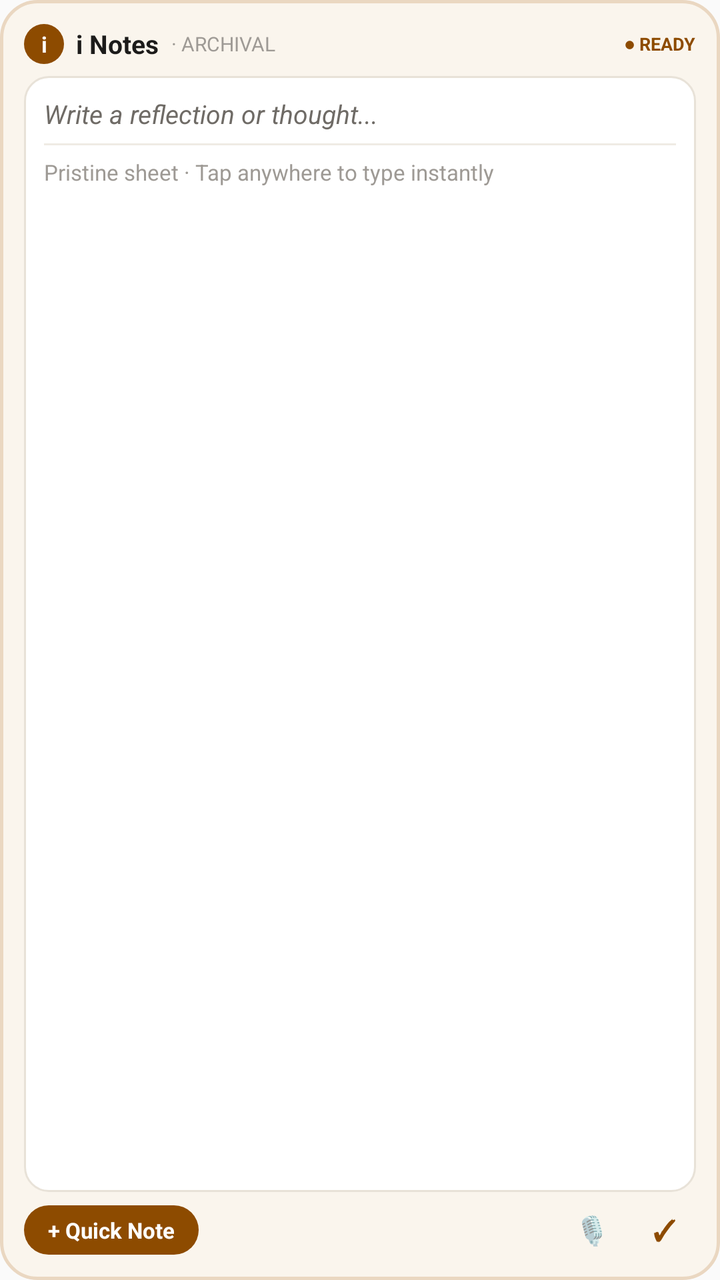
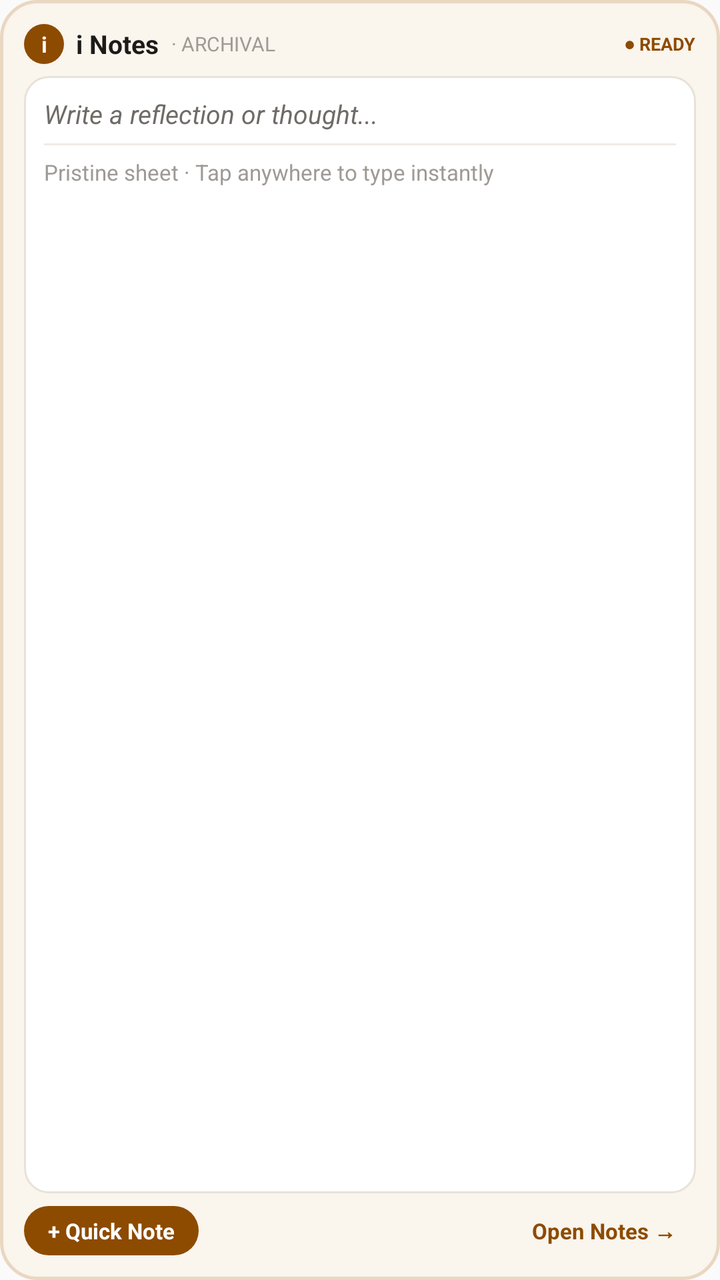

Before-and-after screenshots of an Android layout around one commit, followed by the original layout XML and the change that was made.
<!-- AndroidManifest.xml: application theme AppTheme -->
<!-- res/layout/inotes_widget_stationery.xml -->
<?xml version="1.0" encoding="utf-8"?>
<LinearLayout xmlns:android="http://schemas.android.com/apk/res/android"
    android:id="@+id/widget_root"
    android:layout_width="match_parent"
    android:layout_height="match_parent"
    android:orientation="vertical"
    android:background="@drawable/bg_widget_stationery"
    android:padding="12dp">

    
    <LinearLayout
        android:layout_width="match_parent"
        android:layout_height="wrap_content"
        android:orientation="horizontal"
        android:gravity="center_vertical"
        android:layout_marginBottom="6dp">

        
        <TextView
            android:layout_width="20dp"
            android:layout_height="20dp"
            android:background="@drawable/btn_save_ochre"
            android:text="i"
            android:textColor="#FFFFFF"
            android:textStyle="bold"
            android:gravity="center"
            android:textSize="11sp"
            android:layout_marginEnd="6dp" />

        <TextView
            android:layout_width="wrap_content"
            android:layout_height="wrap_content"
            android:text="i Notes"
            android:textColor="@color/colorInk"
            android:textStyle="bold"
            android:textSize="13sp" />

        <TextView
            android:layout_width="0dp"
            android:layout_height="wrap_content"
            android:layout_weight="1"
            android:text=" · ARCHIVAL"
            android:textColor="@color/colorInkLight"
            android:textSize="10sp"
            android:layout_marginStart="4dp" />

        <TextView
            android:id="@+id/widget_status_badge"
            android:layout_width="wrap_content"
            android:layout_height="wrap_content"
            android:text="● READY"
            android:textColor="@color/colorPrimary"
            android:textSize="9sp"
            android:textStyle="bold" />
    </LinearLayout>

    
    <LinearLayout
        android:id="@+id/widget_blank_space"
        android:layout_width="match_parent"
        android:layout_height="0dp"
        android:layout_weight="1"
        android:orientation="vertical"
        android:background="@drawable/bg_widget_typing_area"
        android:padding="10dp">

        <TextView
            android:id="@+id/widget_prompt_text"
            android:layout_width="match_parent"
            android:layout_height="wrap_content"
            android:text="Write a reflection or thought..."
            android:textColor="@color/colorInkMuted"
            android:textSize="13sp"
            android:textStyle="italic" />

        
        <FrameLayout
            android:layout_width="match_parent"
            android:layout_height="1dp"
            android:background="#EFEBE4"
            android:layout_marginTop="6dp"
            android:layout_marginBottom="6dp" />

        <TextView
            android:id="@+id/widget_last_snippet"
            android:layout_width="match_parent"
            android:layout_height="wrap_content"
            android:text="Pristine sheet · Tap anywhere to type instantly"
            android:textColor="@color/colorInkLight"
            android:textSize="11sp"
            android:maxLines="2" />
    </LinearLayout>

    
    <LinearLayout
        android:layout_width="match_parent"
        android:layout_height="wrap_content"
        android:orientation="horizontal"
        android:gravity="center_vertical"
        android:layout_marginTop="6dp">

        <TextView
            android:id="@+id/widget_btn_new_note"
            android:layout_width="wrap_content"
            android:layout_height="wrap_content"
            android:background="@drawable/btn_save_ochre"
            android:text="+ Quick Note"
            android:textColor="#FFFFFF"
            android:textSize="11sp"
            android:textStyle="bold"
            android:paddingStart="12dp"
            android:paddingEnd="12dp"
            android:paddingTop="5dp"
            android:paddingBottom="5dp" />

        
        <FrameLayout
            android:layout_width="0dp"
            android:layout_height="1dp"
            android:layout_weight="1" />

        <TextView
            android:id="@+id/widget_btn_voice"
            android:layout_width="32dp"
            android:layout_height="26dp"
            android:gravity="center"
            android:text="🎙"
            android:textSize="14sp"
            android:layout_marginEnd="4dp" />

        <TextView
            android:id="@+id/widget_btn_checklist"
            android:layout_width="32dp"
            android:layout_height="26dp"
            android:gravity="center"
            android:text="✓"
            android:textSize="14sp"
            android:textStyle="bold"
            android:textColor="@color/colorPrimary" />
    </LinearLayout>
</LinearLayout>
<!-- resources referenced by this layout -->
<resources>
  <color name="colorInk">#1C1B1A</color>
  <color name="colorInkLight">#9E9A95</color>
  <color name="colorInkMuted">#6F6B66</color>
  <color name="colorPrimary">#8D4B00</color>
  <!-- drawable bg_widget_stationery (drawable) -->
  <?xml version="1.0" encoding="utf-8"?>
  <shape xmlns:android="http://schemas.android.com/apk/res/android"
      android:shape="rectangle">
      <solid android:color="#FAF5ED" />
      <corners android:radius="18dp" />
      <stroke
          android:width="1.5dp"
          android:color="#EAD7C1" />
  </shape>
  <!-- drawable bg_widget_typing_area (drawable) -->
  <?xml version="1.0" encoding="utf-8"?>
  <shape xmlns:android="http://schemas.android.com/apk/res/android"
      android:shape="rectangle">
      <solid android:color="#FFFFFF" />
      <corners android:radius="12dp" />
      <stroke
          android:width="1dp"
          android:color="#E8E2D8" />
  </shape>
  <!-- drawable btn_save_ochre (drawable) -->
  <?xml version="1.0" encoding="utf-8"?>
  <shape xmlns:android="http://schemas.android.com/apk/res/android"
      android:shape="rectangle">
      <solid android:color="#8D4B00" />
      <corners android:radius="24dp" />
  </shape>
  <style name="AppTheme" parent="Theme.AppCompat.Light.DarkActionBar">
          
          <item name="colorPrimary">@color/colorPrimary</item>
          <item name="colorPrimaryDark">@color/colorPrimaryDark</item>
          <item name="colorAccent">@color/colorAccent</item>
      </style>
  <color name="colorPrimaryDark">#5B3000</color>
  <color name="colorAccent">#E0A96D</color>
</resources>

<!-- the commit's change to res/layout/inotes_widget_stationery.xml (unified diff, before → after) -->
@@ -120,22 +120,16 @@
             android:layout_weight="1" />
 
         <TextView
-            android:id="@+id/widget_btn_voice"
-            android:layout_width="32dp"
-            android:layout_height="26dp"
-            android:gravity="center"
-            android:text="🎙"
-            android:textSize="14sp"
-            android:layout_marginEnd="4dp" />
-
-        <TextView
-            android:id="@+id/widget_btn_checklist"
-            android:layout_width="32dp"
-            android:layout_height="26dp"
-            android:gravity="center"
-            android:text="✓"
-            android:textSize="14sp"
+            android:id="@+id/widget_btn_open_app"
+            android:layout_width="wrap_content"
+            android:layout_height="wrap_content"
+            android:text="Open Notes →"
+            android:textColor="@color/colorPrimary"
+            android:textSize="11sp"
             android:textStyle="bold"
-            android:textColor="@color/colorPrimary" />
+            android:paddingStart="10dp"
+            android:paddingEnd="10dp"
+            android:paddingTop="5dp"
+            android:paddingBottom="5dp" />
     </LinearLayout>
 </LinearLayout>
